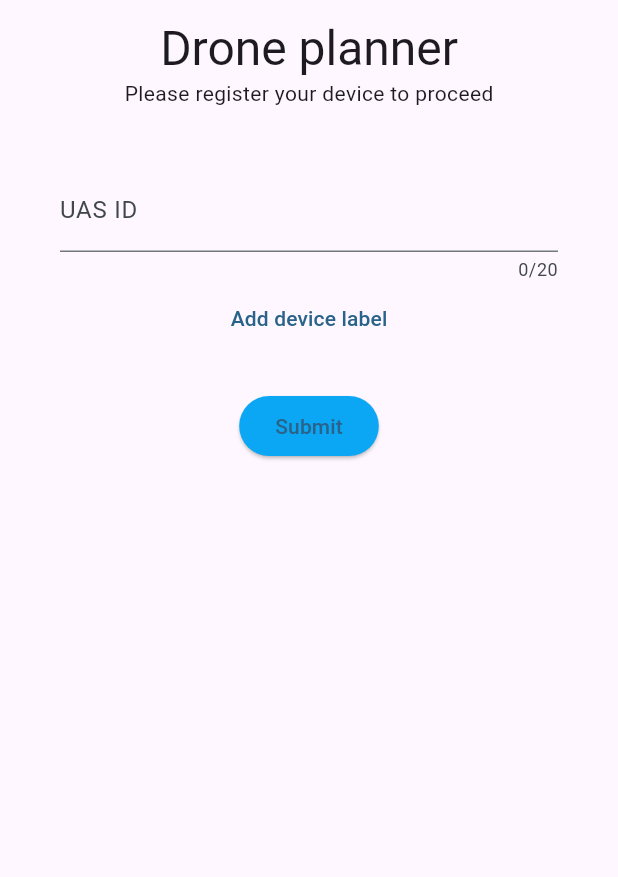
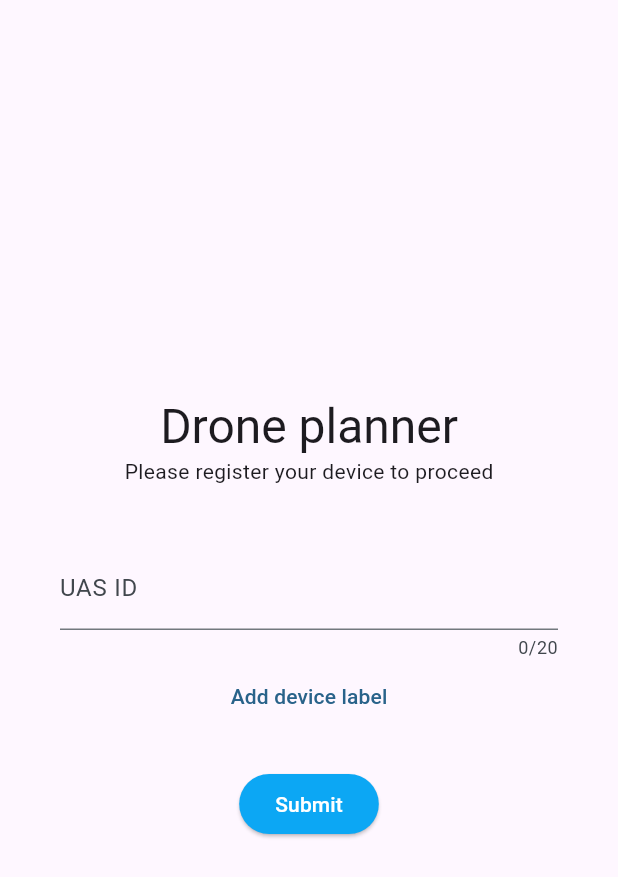
Before and after one commit to Esosek/dronetag_planner, a Flutter app: the screen it shows after launch, on a phone screen of 412 x 824 dp. Shown: the top 877 px of the screen. Run offline on Flutter 3.47's test engine with Material 3 defaults, Android fonts, the phone set to English and light mode, and no system bars; our stand-ins replace flutter_riverpod, google_fonts, logger, numberpicker.

Commit message:
Flutter v3.16 polish

```diff
--- a/lib/components/ui/custom_elevated_button.dart
+++ b/lib/components/ui/custom_elevated_button.dart
@@ -24,7 +24,8 @@ class CustomElevatedButton extends StatelessWidget {
       width: fixWidth,
       child: ElevatedButton(
         style: ElevatedButton.styleFrom(
-          foregroundColor: foregroundColor,
+          foregroundColor:
+              foregroundColor ?? Theme.of(context).colorScheme.onPrimary,
           backgroundColor:
               backgroundColor ?? Theme.of(context).colorScheme.primaryContainer,
           minimumSize: const Size(90, 40),
--- a/lib/main.dart
+++ b/lib/main.dart
@@ -24,8 +24,14 @@ class MainApp extends StatelessWidget {
     return MaterialApp(
       home: const LoginScreen(),
       theme: _theme.copyWith(
-        floatingActionButtonTheme: const FloatingActionButtonThemeData()
-            .copyWith(backgroundColor: _theme.colorScheme.primaryContainer),
+        floatingActionButtonTheme:
+            const FloatingActionButtonThemeData().copyWith(
+          backgroundColor: _theme.colorScheme.primaryContainer,
+          foregroundColor: _theme.colorScheme.onPrimary,
+        ),
+        appBarTheme: AppBarTheme(
+          foregroundColor: _theme.colorScheme.onPrimary,
+        ),
       ),
     );
   }
--- a/lib/screens/login_screen.dart
+++ b/lib/screens/login_screen.dart
@@ -13,9 +13,9 @@ class LoginScreen extends StatelessWidget {
         MediaQuery.of(context).orientation == Orientation.landscape;
     return ScreenWrapper(
       bodyPadding: const EdgeInsets.symmetric(vertical: 12, horizontal: 40),
-      body: SingleChildScrollView(
+      body: Center(
+        child: SingleChildScrollView(
           child: Column(
-          mainAxisAlignment: MainAxisAlignment.center,
             children: [
               Text(
                 'Drone planner',
@@ -36,6 +36,7 @@ class LoginScreen extends StatelessWidget {
             ],
           ),
         ),
+      ),
     );
   }
 }
```
Also changed, not shown: pubspec.lock. Lines whose indentation alone changed are shown as unchanged.
